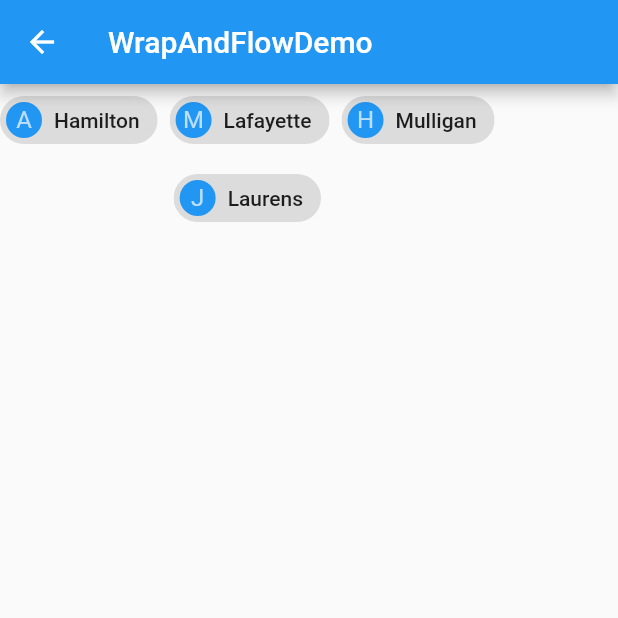
After one commit to Super-Crab/FlutterLearn, a Flutter app: the WrapAndFlowDemo screen opened directly, on a phone screen of 412 x 824 dp, the top half of it. The commit adds this screen. Run offline on Flutter 3.47's test engine with Material 2 defaults, Android fonts, the phone set to English and light mode, and no system bars; missing offline and left inert: flutter_webview_plugin; network calls fail.

Commit message:
增加绝对布局

```diff
--- /dev/null
+++ b/lib/example/simple/layoutwidgets/WrapAndFlowDemo.dart
@@ -0,0 +1,55 @@
+import 'package:flutter/material.dart';
+
+/**
+ * Description:
+ * Author:          peixuan.xie
+ * Time:            2019-05-09 10:24
+ */
+class WrapAndFlowDemo extends StatelessWidget {
+
+  static final String sName = "WrapAndFlowDemo";
+
+  @override
+  Widget build(BuildContext context) {
+    return new Scaffold(
+      appBar: new AppBar(
+        title: new Text('WrapAndFlowDemo'),
+      ),
+      body: new Wrap(
+        spacing: 8.0,
+        runSpacing: 4.0,
+        alignment: WrapAlignment.center,
+        children: <Widget>[
+          new Chip(
+            avatar: new CircleAvatar(
+              backgroundColor: Colors.blue,
+              child: Text("A"),
+            ),
+            label: new Text("Hamilton"),
+          ),
+          new Chip(
+            avatar: new CircleAvatar(
+              backgroundColor: Colors.blue,
+              child: Text('M'),
+            ),
+            label: new Text("Lafayette"),
+          ),
+          new Chip(
+            avatar: new CircleAvatar(
+              backgroundColor: Colors.blue,
+              child: Text('H'),
+            ),
+            label: new Text("Mulligan"),
+          ),
+          new Chip(
+            avatar: new CircleAvatar(
+              backgroundColor: Colors.blue,
+              child: Text('J'),
+            ),
+            label: new Text("Laurens"),
+          )
+        ],
+      ),
+    );
+  }
+}
--- a/lib/page/WidgetDemo.dart
+++ b/lib/page/WidgetDemo.dart
@@ -14,6 +14,8 @@ import '../example/simple/basewidgets/FormDemo.dart';
 
 import '../example/simple/layoutwidgets/RowAndColumnDemo.dart';
 import '../example/simple/layoutwidgets/FlexDemo.dart';
+import '../example/simple/layoutwidgets/WrapAndFlowDemo.dart';
+import '../example/simple/layoutwidgets/StackAndPositionedDemo.dart';
 
 import '../util/DimensUtils.dart' as DimensUtils;
 /**
@@ -61,7 +63,9 @@ class WidgetDemoState extends State<WidgetDemo> {
     listData.add(new ListRouterBean("LayoutWidgets", null, [
       new ListRouterBean(RowAndColumnDemo.sName, new RowAndColumnDemo(), []),
       new ListRouterBean(FlexDemo.sName, new FlexDemo(), []),
-    ]))
+      new ListRouterBean(WrapAndFlowDemo.sName, new WrapAndFlowDemo(), []),
+      new ListRouterBean(StackAndPositionedDemo.sName, new StackAndPositionedDemo(), []),
+    ]));
   }
 
   @override
```
Also changed, not shown: lib/example/simple/layoutwidgets/RowAndColumnDemo.dart (+11 -0 lines), lib/example/simple/layoutwidgets/StackAndPositionedDemo.dart (added, +54 -0 lines).
